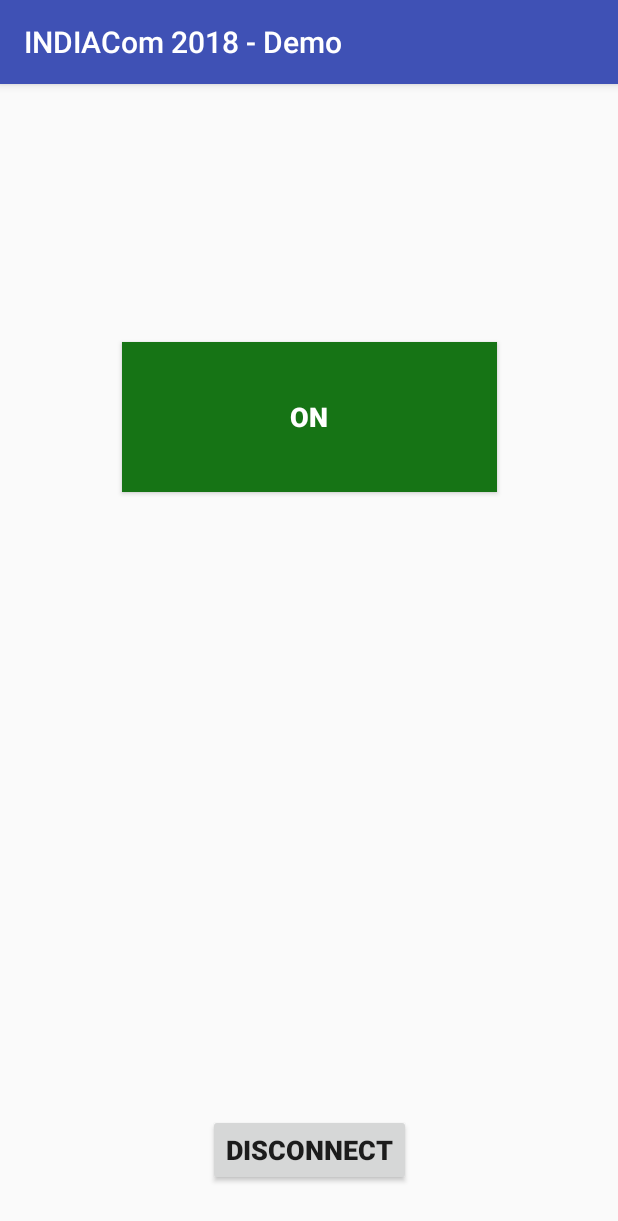
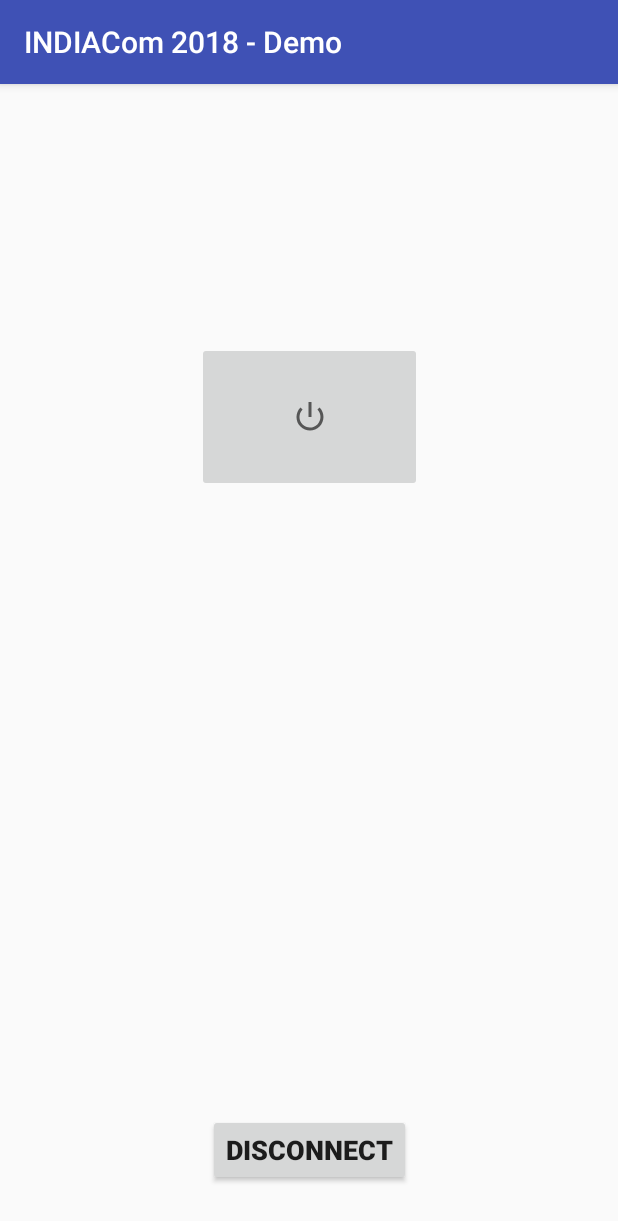
Before and after one commit to sahilgarg8901/BT_com, an Android app: the ControlActivity screen opened directly, with no data from a screen before it, on a phone screen of 412 x 824 dp. Shown: the top 1221 px of the screen. Run offline under Robolectric (Android 15) with nearby library versions, the phone set to English and light mode, and no system bars; 4 statements that could not run were skipped.

Commit message:
Power button without color change

```diff
--- a/BT_App/app/src/main/java/com/example/sahil/bt_app/ControlActivity.kt
+++ b/BT_App/app/src/main/java/com/example/sahil/bt_app/ControlActivity.kt
@@ -5,7 +5,6 @@ import android.bluetooth.BluetoothAdapter
 import android.bluetooth.BluetoothDevice
 import android.bluetooth.BluetoothSocket
 import android.content.Context
-import android.graphics.Color
 import android.os.AsyncTask
 import android.support.v7.app.AppCompatActivity
 import android.os.Bundle
@@ -32,21 +31,13 @@ class ControlActivity : AppCompatActivity() {
         m_address = intent.getStringExtra(MainActivity.EXTRA_ADDRESS)
 
         ConnectToDevice(this).execute()
-        sendCommand("OFF")
-        LightStatus = 0
-        PowerButton.setBackgroundColor(Color.parseColor("#167415"))
-        PowerButton.text = "ON"
         PowerButton.setOnClickListener {
             if(LightStatus == 0){
                 sendCommand("ON")
                 LightStatus = 1
-                PowerButton.setBackgroundColor(Color.parseColor("#FD0000"))
-                PowerButton.text = "OFF"
             }else {
                 sendCommand("OFF")
                 LightStatus = 0
-                PowerButton.setBackgroundColor(Color.parseColor("#167415"))
-                PowerButton.text = "ON"
             }
         }
         DisconnectButton.setOnClickListener{ disconnect() }
--- a/BT_App/app/src/main/res/layout/activity_control.xml
+++ b/BT_App/app/src/main/res/layout/activity_control.xml
@@ -6,15 +6,14 @@
     android:layout_height="match_parent"
     tools:context="com.example.sahil.bt_app.ControlActivity">
 
-    <Button
+    <ImageButton
         android:id="@+id/PowerButton"
-        android:layout_width="250dp"
+        android:layout_width="150dp"
         android:layout_height="100dp"
         android:layout_marginBottom="8dp"
-        android:layout_marginEnd="67dp"
-        android:layout_marginStart="67dp"
+        android:layout_marginEnd="117dp"
+        android:layout_marginStart="117dp"
         android:layout_marginTop="150dp"
-        android:text="@string/power"
         android:textAlignment="center"
         android:textColor="@android:color/white"
         android:textSize="18sp"
@@ -23,7 +22,8 @@
         app:layout_constraintEnd_toEndOf="parent"
         app:layout_constraintStart_toStartOf="parent"
         app:layout_constraintTop_toTopOf="parent"
-        app:layout_constraintVertical_bias="0.052" />
+        app:layout_constraintVertical_bias="0.052"
+        app:srcCompat="@android:drawable/ic_lock_power_off" />
 
     <Button
         android:id="@+id/DisconnectButton"
```
